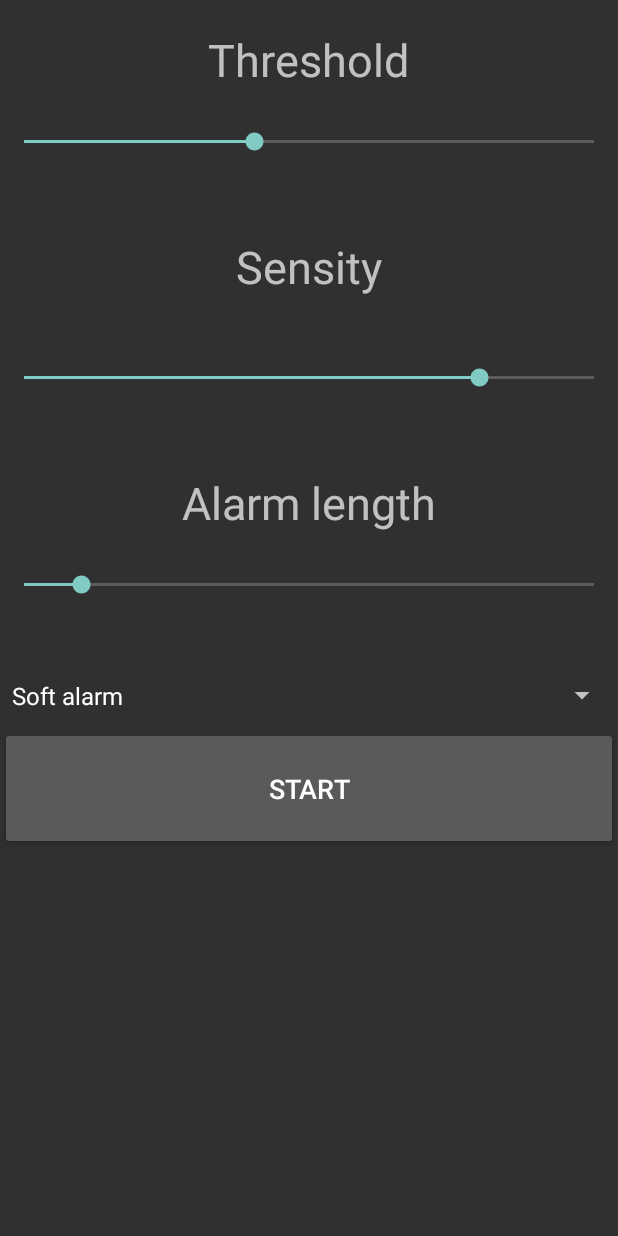
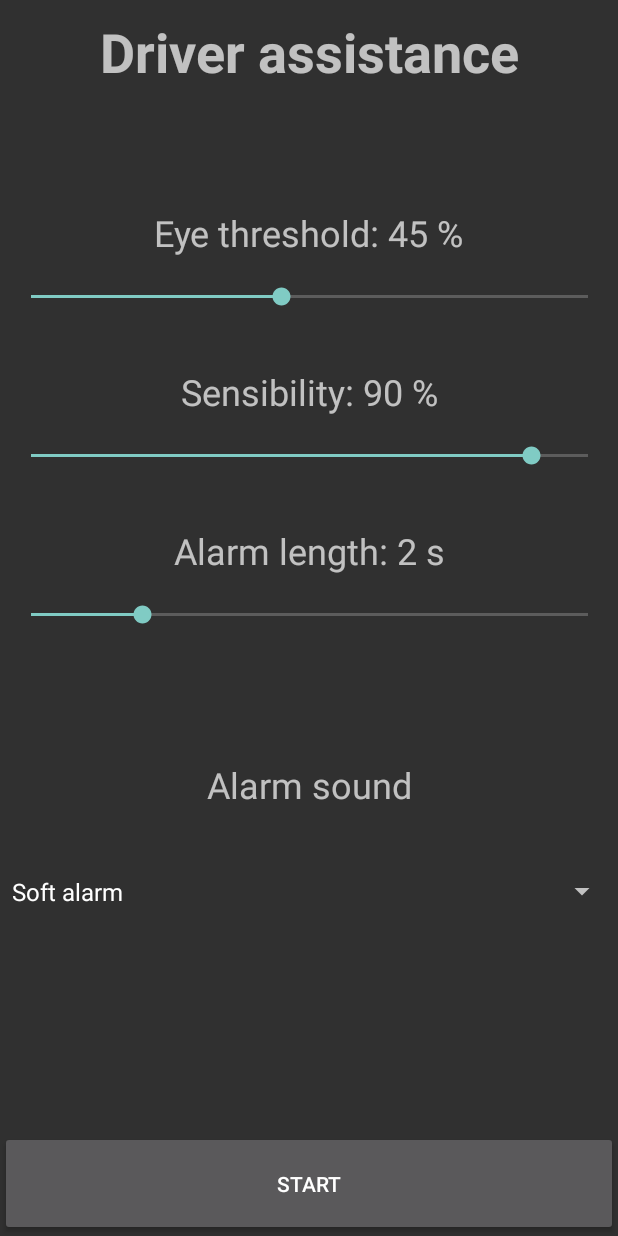
Before and after one commit to marciz1/Driver-assistance-system-Google-Vision, an Android app: the screen it shows after launch (SettingsActivity), on a phone screen of 412 x 824 dp. Run offline under Robolectric (Android 15) with nearby library versions, the phone set to English and light mode, and no system bars.

Commit message:
Fixed: better design and scaled parameters

```diff
--- a/app/build.gradle
+++ b/app/build.gradle
@@ -28,4 +28,5 @@ dependencies {
     compile 'com.android.support:support-v4:24.2.0'
     compile 'com.android.support:design:24.2.0'
     compile 'com.google.android.gms:play-services-vision:9.4.0+'
+    compile 'com.android.support.constraint:constraint-layout:1.0.2'
 }
--- a/app/src/main/java/com/google/android/gms/samples/vision/face/facetracker/FaceTrackerActivity.java
+++ b/app/src/main/java/com/google/android/gms/samples/vision/face/facetracker/FaceTrackerActivity.java
@@ -64,7 +64,7 @@ public final class FaceTrackerActivity extends AppCompatActivity {
     private int counter;
     private MediaPlayer alarmSound;
     // values from seekBar
-    private int sensity, alarmLength;
+    private int sensibility, alarmLength;
     private float threshold;
     private String chosenAlarm;
     //==============================================================================================
@@ -96,12 +96,13 @@ public final class FaceTrackerActivity extends AppCompatActivity {
     }
 
     public void loadValuesFromSettings() {
-        sensity = getIntent().getExtras().getInt("sensity");
-        int sensityMax = getIntent().getExtras().getInt("sensityMax");
-        sensity = (sensityMax - sensity) + 1;
+        sensibility = getIntent().getExtras().getInt("sensibility");
+        int sensibilityMax = getIntent().getExtras().getInt("sensibilityMax");
+        sensibility = (sensibilityMax - sensibility) + 1;
         threshold = (float) getIntent().getExtras().getInt("threshold");
-        threshold += 1;
+        Log.w("Threshold ", String.valueOf(threshold));
         threshold = threshold / 100;
+
         alarmLength = getIntent().getExtras().getInt("alarmLength") + 1;
     }
 
@@ -134,8 +135,7 @@ public final class FaceTrackerActivity extends AppCompatActivity {
 
     public void onBackPressed(){
         super.onBackPressed();
-        alarmSound.pause();
-        alarmSound.seekTo(0);
+        alarmSound.stop();
     }
 
     /**
@@ -338,7 +338,7 @@ public final class FaceTrackerActivity extends AppCompatActivity {
         public void onUpdate(FaceDetector.Detections<Face> detectionResults, Face face) {
             mOverlay.add(mFaceGraphic);
             mFaceGraphic.updateFace(face);
-            runAlarm(checkIsSleeping(face.getIsRightEyeOpenProbability(), face.getIsRightEyeOpenProbability()), sensity, alarmLength);
+            runAlarm(checkIsSleeping(face.getIsRightEyeOpenProbability(), face.getIsRightEyeOpenProbability()), sensibility, alarmLength);
         }
 
         /**
@@ -363,38 +363,42 @@ public final class FaceTrackerActivity extends AppCompatActivity {
 
     boolean checkIsSleeping(float rightEyeOpenProbability, float leftEyeOpenProbability) {
         if (rightEyeOpenProbability < threshold && leftEyeOpenProbability < threshold) {
-            return true;
+            if (rightEyeOpenProbability != - 1.00f || leftEyeOpenProbability != -1.00f) {
+                return true;
+            }
         }
         return false;
     }
 
-    public void runAlarm(boolean sleep, int sensity, int alarmLength) {
-
+    public void runAlarm(boolean sleep, int sensibility, int alarmLength) {
+        Log.w("alarmStart", "SensibilityMax " + sensibility);
+        Log.w("alarmStart", "Sensibility " + counter);
         if (sleep) {
-            if (counter < sensity) counter++;
+            if (counter < sensibility) counter++;
         } else {
             if (counter > 0) counter--;
         }
 
-        if (counter == sensity) {
+        if (counter == sensibility) {
+
             if (!alarmStart) {
                 startTime = System.currentTimeMillis();
                 alarmSound.start();
                 alarmStart = true;
-                Log.w("alarmStart", "alarmStart");
+
             }
         }
 
         if (alarmStart) {
             float estimatedTime = System.currentTimeMillis() - startTime;
             if ((estimatedTime / 1000 < alarmLength)) {
-                Log.w("alarmStart", "estimatedTime / 1000 < alarmLength");
+//                Log.w("alarmStart",  estimatedTime / 1000 + "< alarmLength");
                 alarmSound.start();
             } else {
                 alarmStart = false;
                 alarmSound.pause();
                 alarmSound.seekTo(0);
-                Log.w("alarmStart", "alarmStop");
+//                Log.w("alarmStart", "alarmStop");
             }
         }
     }
--- a/app/src/main/java/com/google/android/gms/samples/vision/face/facetracker/SettingsActivity.java
+++ b/app/src/main/java/com/google/android/gms/samples/vision/face/facetracker/SettingsActivity.java
@@ -3,16 +3,11 @@ package com.google.android.gms.samples.vision.face.facetracker;
 import android.app.Activity;
 import android.content.Intent;
 import android.os.Bundle;
-import android.os.Environment;
 import android.widget.ArrayAdapter;
 import android.widget.Button;
 import android.widget.SeekBar;
 import android.widget.Spinner;
-
-import java.io.File;
-import java.io.FileOutputStream;
-import java.io.IOException;
-import java.io.InputStream;
+import android.widget.TextView;
 
 /**
  * Created by marcin on 08.04.18.
@@ -21,26 +16,36 @@ import java.io.InputStream;
 public class SettingsActivity extends Activity {
     private Button button;
     private Spinner spinner;
-    private int sensity;
+    private int sensibility;
     private int alarmLength;
     private int threshold;
 
     @Override
     protected void onCreate(Bundle savedInstanceState) {
         super.onCreate(savedInstanceState);
-        setContentView(R.layout.activity_settings);
+        setContentView(R.layout.activity_setting);
 
-        spinner = (Spinner) findViewById(R.id.soundSpinner);
+        TextView textThreshold = (TextView)findViewById(R.id.textThreshold);
+        TextView textSensibility = (TextView)findViewById(R.id.textSensity);
+        TextView textLength = (TextView)findViewById(R.id.textLength);
+
+        // init values
+        threshold = 35;
+        sensibility = 45;
+        alarmLength = 2;
+
+        spinner = (Spinner) findViewById(R.id.spinner);
         ArrayAdapter<CharSequence> adapter = ArrayAdapter.createFromResource(this,
                 R.array.sound, android.R.layout.simple_spinner_item);
         adapter.setDropDownViewResource(android.R.layout.simple_spinner_dropdown_item);
         spinner.setAdapter(adapter);
 
-        SeekBar sensitySeekBar = (SeekBar) findViewById(R.id.seekBarSensity);
-        sensitySeekBar.setOnSeekBarChangeListener(new SeekBar.OnSeekBarChangeListener() {
+        SeekBar thersholdSeekBar = (SeekBar) findViewById(R.id.seekBarThreshold);
+        thersholdSeekBar.setOnSeekBarChangeListener(new SeekBar.OnSeekBarChangeListener() {
             @Override
             public void onProgressChanged(SeekBar seekBar, int i, boolean b) {
-                sensity = i;
+                threshold = i;
+                textThreshold.setText("Eye threshold: " + threshold + " %");
             }
 
             @Override
@@ -54,11 +59,12 @@ public class SettingsActivity extends Activity {
             }
         });
 
-        SeekBar timeSeekBar = (SeekBar) findViewById(R.id.seekBarAlarmLength);
-        timeSeekBar.setOnSeekBarChangeListener(new SeekBar.OnSeekBarChangeListener() {
+        SeekBar sensibilitySeekBar = (SeekBar) findViewById(R.id.seekBarSensibility);
+        sensibilitySeekBar.setOnSeekBarChangeListener(new SeekBar.OnSeekBarChangeListener() {
             @Override
             public void onProgressChanged(SeekBar seekBar, int i, boolean b) {
-                alarmLength = i;
+                sensibility = i;
+                textSensibility.setText("Sensibility: " + sensibility * 2 + " %");
             }
 
             @Override
@@ -72,11 +78,13 @@ public class SettingsActivity extends Activity {
             }
         });
 
-        SeekBar thersholdSeekBar = (SeekBar) findViewById(R.id.seekBarThreshold);
-        thersholdSeekBar.setOnSeekBarChangeListener(new SeekBar.OnSeekBarChangeListener() {
+        SeekBar lengthSeekBar = (SeekBar) findViewById(R.id.seekBarLength);
+        lengthSeekBar.setOnSeekBarChangeListener(new SeekBar.OnSeekBarChangeListener() {
             @Override
             public void onProgressChanged(SeekBar seekBar, int i, boolean b) {
-                threshold = i;
+                alarmLength = i + 1;
+                textLength.setText("Alarm length: " + alarmLength + " s");
+
             }
 
             @Override
@@ -93,8 +101,8 @@ public class SettingsActivity extends Activity {
         button = (Button) findViewById(R.id.button);
         button.setOnClickListener((v) -> {
             Intent intent = new Intent(SettingsActivity.this, FaceTrackerActivity.class);
-            intent.putExtra("sensity", sensity);
-            intent.putExtra("sensityMax", sensitySeekBar.getMax());
+            intent.putExtra("sensibility", sensibility);
+            intent.putExtra("sensibilityMax", sensibilitySeekBar.getMax());
             intent.putExtra("threshold", threshold);
             intent.putExtra("alarmLength", alarmLength);
             intent.putExtra("chosenAlarm", spinner.getSelectedItem().toString());
--- /dev/null
+++ b/app/src/main/res/layout/activity_setting.xml
@@ -0,0 +1,129 @@
+<?xml version="1.0" encoding="utf-8"?>
+<LinearLayout xmlns:android="http://schemas.android.com/apk/res/android"
+    xmlns:app="http://schemas.android.com/apk/res-auto"
+    xmlns:tools="http://schemas.android.com/tools"
+    android:layout_width="match_parent"
+    android:layout_height="match_parent"
+    android:orientation="vertical">
+
+    <android.support.constraint.ConstraintLayout
+        android:layout_width="match_parent"
+        android:layout_height="match_parent">
+
+        <TextView
+            android:id="@+id/textThreshold"
+            android:layout_width="wrap_content"
+            android:layout_height="wrap_content"
+            android:layout_marginTop="80dp"
+            android:text="Eye threshold: 45 %"
+            android:textSize="24sp"
+            app:layout_constraintEnd_toEndOf="parent"
+            app:layout_constraintHorizontal_bias="0.497"
+            app:layout_constraintStart_toStartOf="parent"
+            app:layout_constraintTop_toBottomOf="@+id/textView1" />
+
+        <TextView
+            android:id="@+id/textView1"
+            android:layout_width="wrap_content"
+            android:layout_height="wrap_content"
+            android:layout_marginTop="10dp"
+            android:text="Driver assistance"
+            android:textAllCaps="false"
+            android:textSize="36sp"
+            android:textStyle="bold"
+            app:layout_constraintEnd_toEndOf="parent"
+            app:layout_constraintStart_toStartOf="parent"
+            app:layout_constraintTop_toTopOf="parent" />
+
+        <SeekBar
+            android:id="@+id/seekBarThreshold"
+            style="@style/Widget.AppCompat.SeekBar.Discrete"
+            android:layout_width="403dp"
+            android:layout_height="33dp"
+            android:layout_marginTop="10dp"
+            android:max="100"
+            android:progress="45"
+            app:layout_constraintEnd_toEndOf="parent"
+            app:layout_constraintStart_toStartOf="parent"
+            app:layout_constraintTop_toBottomOf="@+id/textThreshold" />
+
+        <TextView
+            android:id="@+id/textSensity"
+            android:layout_width="wrap_content"
+            android:layout_height="wrap_content"
+            android:layout_marginTop="30dp"
+            android:text="Sensibility: 90 %"
+            android:textSize="24sp"
+            app:layout_constraintEnd_toEndOf="parent"
+            app:layout_constraintStart_toStartOf="parent"
+            app:layout_constraintTop_toBottomOf="@+id/seekBarThreshold" />
+
+        <SeekBar
+            android:id="@+id/seekBarSensibility"
+            style="@style/Widget.AppCompat.SeekBar.Discrete"
+            android:layout_width="403dp"
+            android:layout_height="33dp"
+            android:layout_marginTop="10dp"
+            android:max="50"
+            android:progress="45"
+            app:layout_constraintEnd_toEndOf="parent"
+            app:layout_constraintStart_toStartOf="parent"
+            app:layout_constraintTop_toBottomOf="@+id/textSensity" />
+
+        <TextView
+            android:id="@+id/textLength"
+            android:layout_width="wrap_content"
+            android:layout_height="wrap_content"
+            android:layout_marginTop="30dp"
+            android:text="Alarm length: 2 s"
+            android:textSize="24sp"
+            app:layout_constraintEnd_toEndOf="parent"
+            app:layout_constraintStart_toStartOf="parent"
+            app:layout_constraintTop_toBottomOf="@+id/seekBarSensibility" />
+
+        <SeekBar
+            android:id="@+id/seekBarLength"
+            style="@style/Widget.AppCompat.SeekBar.Discrete"
+            android:layout_width="403dp"
+            android:layout_height="33dp"
+            android:layout_marginTop="10dp"
+            android:max="10"
+            android:progress="2"
+            app:layout_constraintEnd_toEndOf="parent"
+            app:layout_constraintStart_toStartOf="parent"
+            app:layout_constraintTop_toBottomOf="@+id/textLength" />
+
+        <TextView
+            android:id="@+id/textSound"
+            android:layout_width="wrap_content"
+            android:layout_height="wrap_content"
+            android:layout_marginTop="80dp"
+            android:text="Alarm sound"
+            android:textSize="24sp"
+            app:layout_constraintEnd_toEndOf="parent"
+            app:layout_constraintStart_toStartOf="parent"
+            app:layout_constraintTop_toBottomOf="@+id/seekBarLength" />
+
+        <Spinner
+            android:id="@+id/spinner"
+            android:layout_width="match_parent"
+            android:layout_height="70dp"
+            android:layout_marginTop="20dp"
+            android:textSize="30sp"
+            android:dropDownWidth="match_parent"
+            app:layout_constraintEnd_toEndOf="parent"
+            app:layout_constraintStart_toStartOf="parent"
+            app:layout_constraintTop_toBottomOf="@+id/textSound" />
+
+        <Button
+            android:id="@+id/button"
+            android:layout_width="0dp"
+            android:layout_height="70dp"
+            android:text="Start"
+            app:layout_constraintBottom_toBottomOf="parent"
+            app:layout_constraintEnd_toEndOf="parent"
+            app:layout_constraintHorizontal_bias="0.6"
+            app:layout_constraintStart_toStartOf="parent" />
+
+    </android.support.constraint.ConstraintLayout>
+</LinearLayout>
--- a/app/src/main/res/layout/activity_settings.xml
+++ /dev/null
@@ -1,109 +0,0 @@
-<?xml version="1.0" encoding="utf-8"?>
-<LinearLayout xmlns:android="http://schemas.android.com/apk/res/android"
-    android:orientation="vertical" android:layout_width="match_parent"
-    android:layout_height="match_parent">
-
-    <TextView
-        android:id="@+id/textView12"
-        android:layout_width="match_parent"
-        android:layout_height="wrap_content" />
-
-    <TextView
-        android:id="@+id/textThreshold"
-        android:layout_width="wrap_content"
-        android:layout_height="wrap_content"
-        android:layout_gravity="center"
-        android:gravity="center"
-        android:text="Threshold"
-        android:textSize="30sp" />
-
-    <TextView
-        android:id="@+id/textView9"
-        android:layout_width="match_parent"
-        android:layout_height="wrap_content" />
-
-    <SeekBar
-        android:id="@+id/seekBarThreshold"
-        style="@style/Widget.AppCompat.SeekBar.Discrete"
-        android:layout_width="match_parent"
-        android:layout_height="30dp"
-        android:max="99"
-        android:progress="40" />
-
-    <TextView
-        android:id="@+id/textView11"
-        android:layout_width="match_parent"
-        android:layout_height="48dp" />
-
-    <TextView
-        android:id="@+id/textSensity"
-        android:layout_width="wrap_content"
-        android:layout_height="wrap_content"
-        android:layout_gravity="center"
-        android:gravity="center"
-        android:text="Sensity"
-        android:textSize="30sp" />
-
-    <TextView
-        android:id="@+id/textView10"
-        android:layout_width="match_parent"
-        android:layout_height="wrap_content" />
-
-    <TextView
-        android:id="@+id/textView5"
-        android:layout_width="match_parent"
-        android:layout_height="wrap_content" />
-
-    <SeekBar
-        android:id="@+id/seekBarSensity"
-        style="@style/Widget.AppCompat.SeekBar.Discrete"
-        android:layout_width="match_parent"
-        android:layout_height="30dp"
-        android:max="10"
-        android:progress="8" />
-
-    <TextView
-        android:id="@+id/textView6"
-        android:layout_width="match_parent"
-        android:layout_height="48dp" />
-
-    <TextView
-        android:id="@+id/textView3"
-        android:layout_width="match_parent"
-        android:layout_height="wrap_content"
-        android:layout_gravity="center"
-        android:gravity="center"
-        android:text="Alarm length"
-        android:textSize="30sp" />
-
-    <TextView
-        android:id="@+id/textView7"
-        android:layout_width="match_parent"
-        android:layout_height="wrap_content" />
-
-    <SeekBar
-        android:id="@+id/seekBarAlarmLength"
-        style="@style/Widget.AppCompat.SeekBar.Discrete"
-        android:layout_width="match_parent"
-        android:layout_height="30dp"
-        android:max="10"
-        android:progress="1" />
-
-    <TextView
-        android:id="@+id/textView4"
-        android:layout_width="match_parent"
-        android:layout_height="38dp" />
-
-    <Spinner
-        android:id="@+id/soundSpinner"
-        android:layout_width="match_parent"
-        android:layout_height="42dp" />
-
-    <Button
-        android:id="@+id/button"
-        android:layout_width="match_parent"
-        android:layout_height="82dp"
-        android:text="Start"
-        android:textSize="18sp" />
-
-</LinearLayout>
```
Also changed, not shown: 1 other file.
